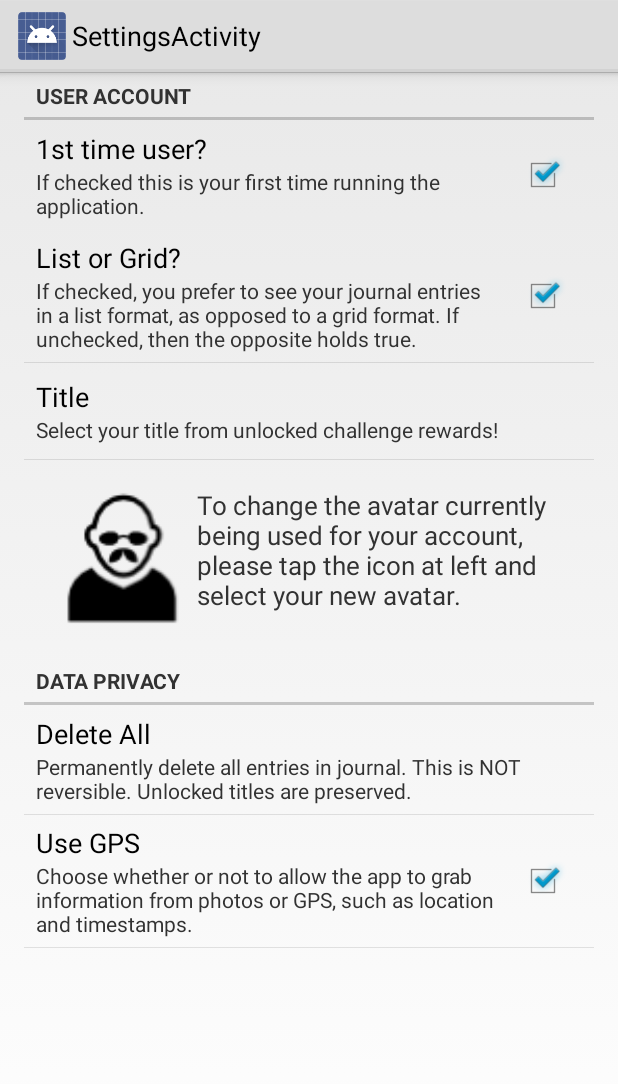
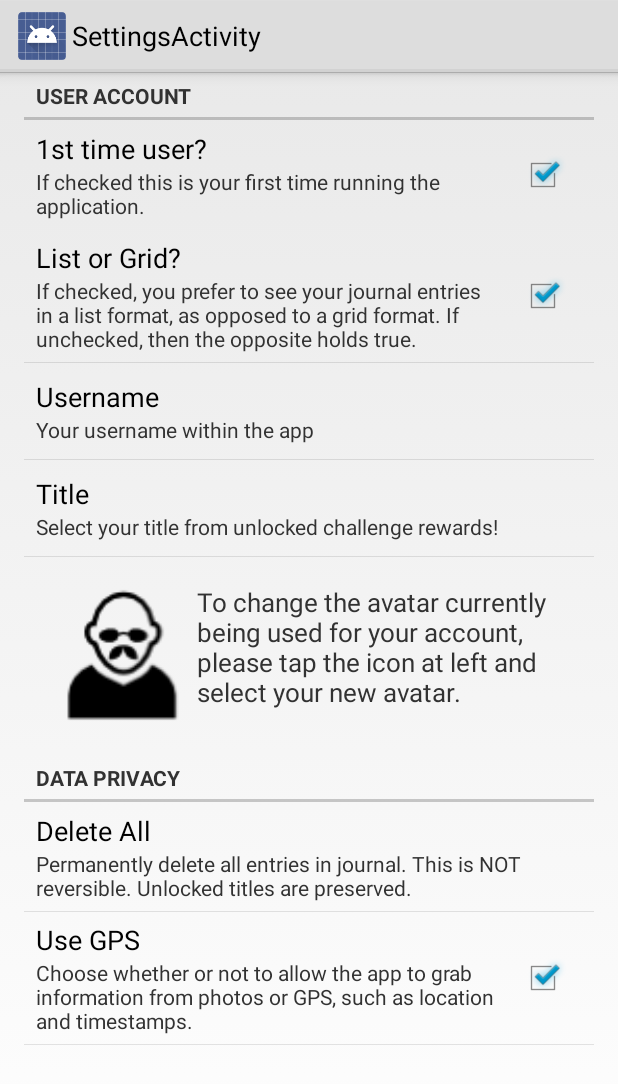
Before and after one commit to mastermind1981/Scribit, an Android app: the screen it shows after launch (SettingsActivity), in the options menu, after a tap on "Settings", on a phone screen of 412 x 824 dp. Shown: the top 1084 px of the screen. Run offline under Robolectric (Android 15) with nearby library versions, the phone set to English and light mode, and no system bars; libraries missing offline, so code that uses them is left out: com.facebook, com.facebook.model; 5 statements that could not run were skipped.

Commit message:
Added better Facebook login management using uiLifeCycleHelper class obj. Worked on settings and Home activity to grab Facebook profile photo & username on connect. After initial launch properly launch Home screen of application. Respect user settings for location gps tracking after first launch, otherwise iff first launch prompt to enable it.

```diff
--- a/app/src/main/java/scribit/sjbodzo/com/scribit/Home.java
+++ b/app/src/main/java/scribit/sjbodzo/com/scribit/Home.java
@@ -9,6 +9,7 @@ import android.graphics.Bitmap;
 import android.net.Uri;
 import android.os.Bundle;
 import android.provider.MediaStore;
+import android.util.Log;
 import android.view.LayoutInflater;
 import android.view.Menu;
 import android.view.MenuItem;
@@ -46,12 +47,17 @@ public class Home extends Activity {
         settingsButton.setOnClickListener(launchOptionsView);
         Button challengesDirViewButton = (Button) v.findViewById(R.id.challengeDirViewButton);
         challengesDirViewButton.setOnClickListener(launchChallengeDirView);
+        TextView usernameText = (TextView) v.findViewById(R.id.username_tv);
 
-        //todo: Set title dynamically to one set in preferences
+        //dynamically set text to one set in prefs
         TextView titleTV = (TextView) v.findViewById(R.id.titleName_tv);
         SharedPreferences sp = getSharedPreferences(LoginActivity.PREFS_SETTINGS, 0);
         String listPrefStr = sp.getString("pref_key_titlename", "the Big Deal");
         titleTV.setText(listPrefStr);
+
+        //populate username with one snatched from Facebook, otherwise default to saying journaler
+        String usernamePref = sp.getString("pref_key_username", "JOURNALER");
+        usernameText.setText(usernamePref);
 
         //query to find and num challenges completed
         ChallengeOpenHelper ChallengeTaskTableHelper = new ChallengeOpenHelper(this);
@@ -75,6 +81,7 @@ public class Home extends Activity {
         ImageView avView = (ImageView) v.findViewById(R.id.avatar_iv);
         SharedPreferences spRef = getSharedPreferences(LoginActivity.PREFS_SETTINGS, 0);
         String avFileRef = spRef.getString("pref_key_avatar", "R.drawable.ic_avatar"); //drawable ref, else path to media on device
+        Log.d("HOME PRINT", avFileRef);
         if (avFileRef.equals("R.drawable.ic_avatar")) avView.setImageDrawable(getResources().getDrawable(R.drawable.ic_avatar));
         else {
             try {
--- a/app/src/main/java/scribit/sjbodzo/com/scribit/LoginActivity.java
+++ b/app/src/main/java/scribit/sjbodzo/com/scribit/LoginActivity.java
@@ -19,12 +19,14 @@ import android.view.Menu;
 import android.view.MenuItem;
 import android.view.View;
 import android.widget.Button;
+import android.widget.TextView;
 import android.widget.Toast;
 
 import com.facebook.Request;
 import com.facebook.Response;
 import com.facebook.Session;
 import com.facebook.SessionState;
+import com.facebook.UiLifecycleHelper;
 import com.facebook.model.GraphUser;
 import com.google.android.gms.common.ConnectionResult;
 import com.google.android.gms.common.GooglePlayServicesClient;
@@ -52,6 +54,7 @@ public class LoginActivity extends Activity implements GooglePlayServicesClient.
     public enum REQUEST_TYPE {ADD}
     private REQUEST_TYPE requestType;
     private LocationRequest locReq;
+    private UiLifecycleHelper uiHelper;
 
     private static final int MILLISECONDS_PER_SECOND = 1000;
     public static final int UPDATE_INTERVAL_IN_SECONDS = 3;
@@ -65,6 +68,19 @@ public class LoginActivity extends Activity implements GooglePlayServicesClient.
     @Override
     protected void onCreate(Bundle savedInstanceState) {
         super.onCreate(savedInstanceState);
+
+        //create listener to respond to facebook lifecycle changes
+        Session.StatusCallback callback = new Session.StatusCallback() {
+            @Override
+            public void call(Session session, SessionState state, Exception exception) {
+                onSessionStateChange(session, state, exception);
+            }
+        };
+        //hook listener into uiHelper obj (Facebook's management obj)
+        uiHelper = new UiLifecycleHelper(this, callback);
+        uiHelper.onCreate(savedInstanceState);
+
+        //for handling async geo tracking
         isRequestCurrentlyInProgress = false;
         setContentView(R.layout.activity_launch);
 
@@ -72,7 +88,7 @@ public class LoginActivity extends Activity implements GooglePlayServicesClient.
         FBLoginButton.setOnClickListener(new View.OnClickListener() {
             @Override
             public void onClick(View view) {
-                launchFacebookLogin();
+                launchFacebookLogin(true);
             }
         });
 
@@ -87,10 +103,24 @@ public class LoginActivity extends Activity implements GooglePlayServicesClient.
 
         //perform necessary checks if this is first app load
         firstLaunchCheck();
+    }
 
-        //attempt to activate geofences
-        createLocationRequest();
-        addGeofences();
+    //deals w/ handoff from Facebook after login attempted
+    @Override
+    public void onActivityResult(int requestCode, int resultCode, Intent data) {
+        super.onActivityResult(requestCode, resultCode, data);
+        uiHelper.onActivityResult(requestCode, resultCode, data);
+    }
+
+    //Method for session state changes in application
+    private void onSessionStateChange(Session session, SessionState state, Exception exception) {
+        if (state.isOpened()) {
+            Toast.makeText(this, "Logged in!!!!!!", Toast.LENGTH_SHORT);
+            Intent i = new Intent(this, Home.class);
+            startActivity(i);
+        } else if (state.isClosed()) {
+            Toast.makeText(this, "Logged out!!!!!!", Toast.LENGTH_SHORT);
+        }
     }
 
     //Triggered when geofence transition happens, fires IntentService
@@ -114,10 +144,13 @@ public class LoginActivity extends Activity implements GooglePlayServicesClient.
     @Override
     public void onConnected(Bundle dataBundle) {
         boolean hasLocServices = isLocationEnabled(this);
-        if (!hasLocServices) {
+        //Check if first launch of app or not
+        SharedPreferences sp = getSharedPreferences(PREFS_SETTINGS, 0);
+        boolean isFirstLaunch = sp.getBoolean("pref_key_virginal_ux", false);
+        if (!hasLocServices && isFirstLaunch) {
             triggerPromptForGPS();
         }
-        else {
+        else if (hasLocServices) {
             locationClient.requestLocationUpdates(locReq, this);
             Location l = locationClient.getLastLocation();
             String msg = "Updated Location: " +
@@ -285,12 +318,16 @@ public class LoginActivity extends Activity implements GooglePlayServicesClient.
             eddy.putBoolean("pref_key_virginal_ux", false);
             eddy.apply();
 
-            //postsTableDAO.close();
-            //challTableDAO.close();
+            //attempt to activate geofences
+            createLocationRequest();
+            addGeofences();
         }
         else {
-            Intent i = new Intent(getApplicationContext(), Home.class);
-            startActivity(i);
+            //attempt to activate geofences
+            createLocationRequest();
+            addGeofences();
+
+            launchFacebookLogin(false);
         }
     }
 
@@ -336,7 +373,7 @@ public class LoginActivity extends Activity implements GooglePlayServicesClient.
     }
     **/
 
-    public void launchFacebookLogin() {
+    public void launchFacebookLogin(final boolean isFirstTime) {
         Session.openActiveSession(this, true, new Session.StatusCallback() {
             // callback when session changes state
             @Override
@@ -348,8 +385,40 @@ public class LoginActivity extends Activity implements GooglePlayServicesClient.
                         @Override
                         public void onCompleted(GraphUser user, Response response) {
                             if (user != null) {
+                                Toast.makeText(getApplicationContext(), "User " + user.getName() + " is now logged in. Nice!", Toast.LENGTH_LONG);
                                 Log.e("USERNAME: ", user.getName());
-                                AccountUtilities.grabAvatarFromFB(user.getId(), getApplicationContext());
+                                if(isFirstTime) {
+                                    new AccountUtilities().grabAvatarFromFB(user.getId(), getApplicationContext());
+                                    SharedPreferences sp = getSharedPreferences(LoginActivity.PREFS_SETTINGS, 0);
+                                    SharedPreferences.Editor sped = sp.edit();
+                                    sped.putString("pref_key_username", user.getName()).apply();
+
+                                    //Now lets modify the UI so that it shows to the user we're logged in ok!
+                                    Button FBLoginButton = (Button) findViewById(R.id.launchpage_loginButton);
+                                    Button noFBLoginButton = (Button) findViewById(R.id.launchpage_noFBloginButton);
+                                    FBLoginButton.setVisibility(View.GONE);
+                                    noFBLoginButton.setVisibility(View.GONE);
+                                    TextView launchMainText = (TextView) findViewById(R.id.app_main_pitch_tv);
+                                    TextView launchTapText = (TextView) findViewById(R.id.tap_button_fb_tv);
+                                    launchMainText.setVisibility(View.GONE);
+                                    launchTapText.setText("Nice! It looks like your login was successful. Go ahead and tap below so we can get started");
+
+                                    //Create button to move fwd...
+                                    Button continueButton = (Button) findViewById(R.id.buttonToContinue);
+                                    continueButton.setText("Get Started");
+                                    continueButton.setOnClickListener(new View.OnClickListener() {
+                                        @Override
+                                        public void onClick(View view) {
+                                            Intent i = new Intent(getApplicationContext(), Home.class);
+                                            startActivity(i);
+                                        }
+                                    });
+                                    continueButton.setVisibility(View.VISIBLE);
+                                }
+                                else {
+                                    Intent i = new Intent(getApplicationContext(), Home.class);
+                                    startActivity(i);
+                                }
                             }
                         }
                     }).executeAsync();
--- a/app/src/main/res/xml/settingprefs.xml
+++ b/app/src/main/res/xml/settingprefs.xml
@@ -19,15 +19,13 @@
             android:summary="If checked, you prefer to see your journal entries in a list format, as opposed to a grid format. If unchecked, then the opposite holds true."
             android:title="List or Grid?"
             android:defaultValue="true" />
-        <!--
         <EditTextPreference
             android:key="pref_key_username"
             android:summary="Your username within the app"
             android:title="Username"
-            android:defaultValue="the User"
+            android:defaultValue="Journaler"
             android:clickable="false"
             android:editable="false" />
-        -->
         <ListPreference
             android:key="pref_key_titlename"
             android:summary="Select your title from unlocked challenge rewards!"
```
Also changed, not shown: app/src/main/java/scribit/sjbodzo/com/scribit/AccountUtilities.java (+78 -12 lines), app/src/main/res/layout/activity_launch.xml (+13 -0 lines).
